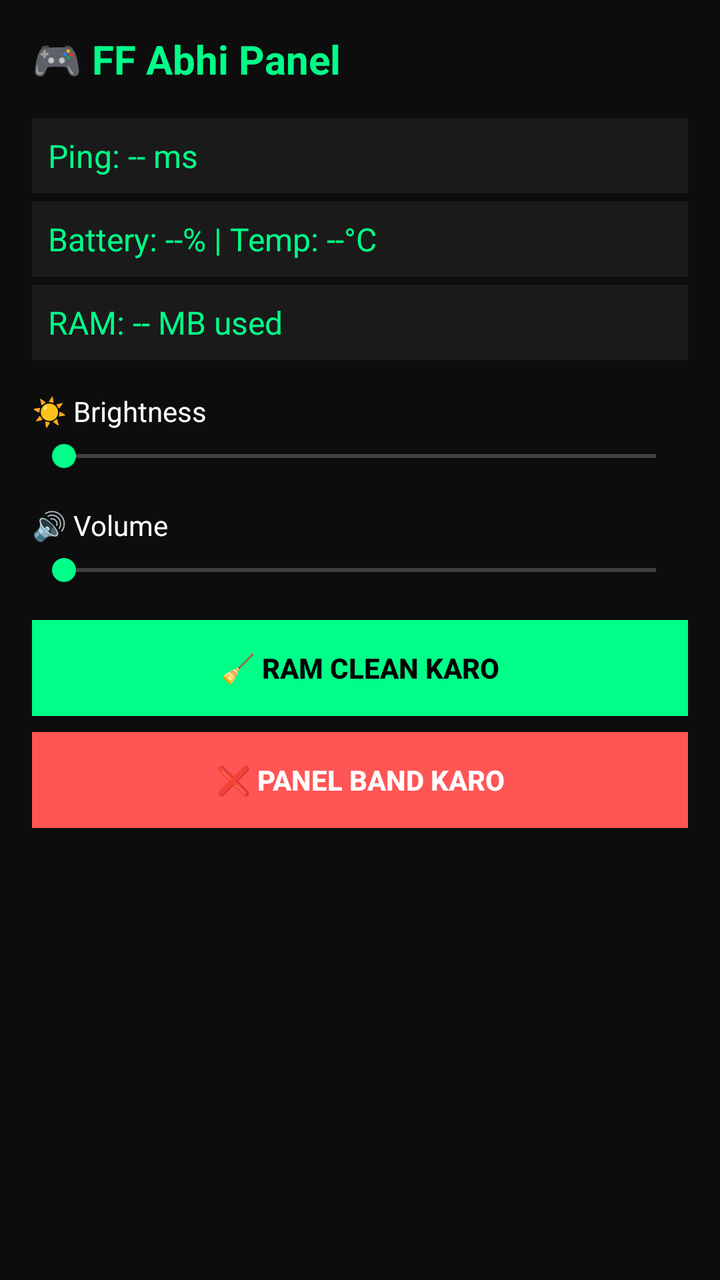
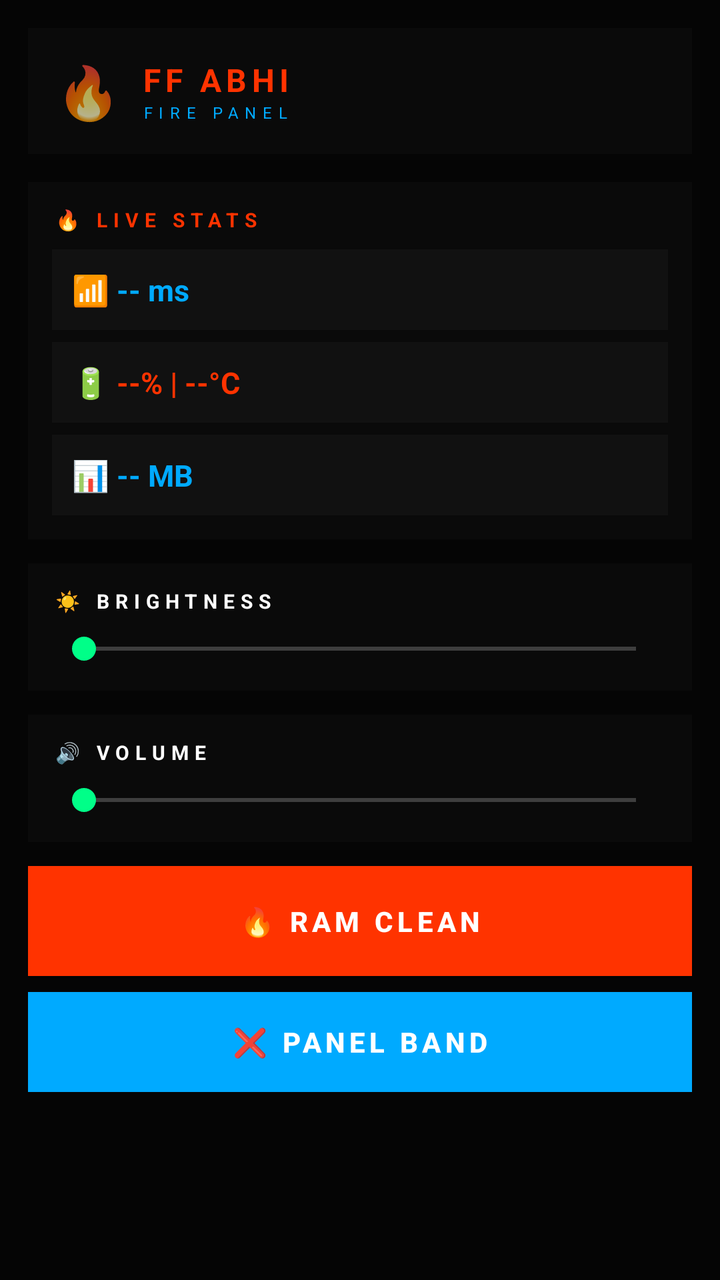

Two renders of the same Android screen: before a commit and after it. Below are the layout's source before the change and the commit's diff.
<!-- AndroidManifest.xml: application theme AppTheme -->
<!-- res/layout/panel_layout.xml -->
<?xml version="1.0" encoding="utf-8"?>
<ScrollView xmlns:android="http://schemas.android.com/apk/res/android"
    android:layout_width="300dp"
    android:layout_height="match_parent"
    android:background="#0D0D0D">

    <LinearLayout
        android:layout_width="match_parent"
        android:layout_height="wrap_content"
        android:orientation="vertical"
        android:padding="16dp">

        <TextView
            android:layout_width="wrap_content"
            android:layout_height="wrap_content"
            android:text="🎮 FF Abhi Panel"
            android:textColor="#00FF88"
            android:textSize="20sp"
            android:textStyle="bold"
            android:layout_marginBottom="16dp"/>

        <TextView
            android:id="@+id/panelPing"
            android:layout_width="match_parent"
            android:layout_height="wrap_content"
            android:text="Ping: -- ms"
            android:textColor="#00FF88"
            android:textSize="16sp"
            android:padding="8dp"
            android:background="#1A1A1A"
            android:layout_marginBottom="4dp"/>

        <TextView
            android:id="@+id/panelBattery"
            android:layout_width="match_parent"
            android:layout_height="wrap_content"
            android:text="Battery: --% | Temp: --°C"
            android:textColor="#00FF88"
            android:textSize="16sp"
            android:padding="8dp"
            android:background="#1A1A1A"
            android:layout_marginBottom="4dp"/>

        <TextView
            android:id="@+id/panelRam"
            android:layout_width="match_parent"
            android:layout_height="wrap_content"
            android:text="RAM: -- MB used"
            android:textColor="#00FF88"
            android:textSize="16sp"
            android:padding="8dp"
            android:background="#1A1A1A"
            android:layout_marginBottom="16dp"/>

        <TextView
            android:layout_width="wrap_content"
            android:layout_height="wrap_content"
            android:text="☀️ Brightness"
            android:textColor="#FFFFFF"
            android:textSize="14sp"
            android:layout_marginBottom="4dp"/>

        <SeekBar
            android:id="@+id/brightnessSlider"
            android:layout_width="match_parent"
            android:layout_height="wrap_content"
            android:max="255"
            android:layout_marginBottom="16dp"/>

        <TextView
            android:layout_width="wrap_content"
            android:layout_height="wrap_content"
            android:text="🔊 Volume"
            android:textColor="#FFFFFF"
            android:textSize="14sp"
            android:layout_marginBottom="4dp"/>

        <SeekBar
            android:id="@+id/volumeSlider"
            android:layout_width="match_parent"
            android:layout_height="wrap_content"
            android:max="15"
            android:layout_marginBottom="16dp"/>

        <Button
            android:id="@+id/btnCleanRam"
            android:layout_width="match_parent"
            android:layout_height="wrap_content"
            android:text="🧹 RAM Clean Karo"
            android:background="#00FF88"
            android:textColor="#000000"
            android:textStyle="bold"
            android:layout_marginBottom="8dp"/>

        <Button
            android:id="@+id/btnClosePanel"
            android:layout_width="match_parent"
            android:layout_height="wrap_content"
            android:text="❌ Panel Band Karo"
            android:background="#FF5555"
            android:textColor="#FFFFFF"
            android:textStyle="bold"/>

    </LinearLayout>
</ScrollView>
<!-- resources referenced by this layout -->
<resources>
  <style name="AppTheme" parent="android:Theme.Material.NoActionBar">
          <item name="android:colorPrimary">#00FF88</item>
          <item name="android:colorAccent">#00FF88</item>
          <item name="android:windowBackground">#0D0D0D</item>
          <item name="android:textColorPrimary">#FFFFFF</item>
      </style>
</resources>

<!-- the commit's change to res/layout/panel_layout.xml (unified diff, before → after) -->
@@ -2,104 +2,179 @@
 <ScrollView xmlns:android="http://schemas.android.com/apk/res/android"
     android:layout_width="300dp"
     android:layout_height="match_parent"
-    android:background="#0D0D0D">
+    android:background="#050505">
 
     <LinearLayout
         android:layout_width="match_parent"
         android:layout_height="wrap_content"
         android:orientation="vertical"
-        android:padding="16dp">
+        android:padding="14dp">
 
-        <TextView
-            android:layout_width="wrap_content"
-            android:layout_height="wrap_content"
-            android:text="🎮 FF Abhi Panel"
-            android:textColor="#00FF88"
-            android:textSize="20sp"
-            android:textStyle="bold"
-            android:layout_marginBottom="16dp"/>
-
-        <TextView
-            android:id="@+id/panelPing"
+        <LinearLayout
             android:layout_width="match_parent"
             android:layout_height="wrap_content"
-            android:text="Ping: -- ms"
-            android:textColor="#00FF88"
-            android:textSize="16sp"
-            android:padding="8dp"
-            android:background="#1A1A1A"
-            android:layout_marginBottom="4dp"/>
+            android:orientation="horizontal"
+            android:gravity="center_vertical"
+            android:background="#0A0A0A"
+            android:padding="14dp"
+            android:layout_marginBottom="14dp">
 
-        <TextView
-            android:id="@+id/panelBattery"
+            <TextView
+                android:layout_width="wrap_content"
+                android:layout_height="wrap_content"
+                android:text="🔥"
+                android:textSize="26sp"/>
+
+            <LinearLayout
+                android:layout_width="0dp"
+                android:layout_height="wrap_content"
+                android:layout_weight="1"
+                android:orientation="vertical"
+                android:layout_marginLeft="10dp">
+
+                <TextView
+                    android:layout_width="wrap_content"
+                    android:layout_height="wrap_content"
+                    android:text="FF ABHI"
+                    android:textColor="#FF3300"
+                    android:textSize="16sp"
+                    android:textStyle="bold"
+                    android:letterSpacing="0.15"/>
+
+                <TextView
+                    android:layout_width="wrap_content"
+                    android:layout_height="wrap_content"
+                    android:text="FIRE PANEL"
+                    android:textColor="#00AAFF"
+                    android:textSize="8sp"
+                    android:letterSpacing="0.4"/>
+            </LinearLayout>
+        </LinearLayout>
+
+        <LinearLayout
             android:layout_width="match_parent"
             android:layout_height="wrap_content"
-            android:text="Battery: --% | Temp: --°C"
-            android:textColor="#00FF88"
-            android:textSize="16sp"
-            android:padding="8dp"
-            android:background="#1A1A1A"
-            android:layout_marginBottom="4dp"/>
+            android:orientation="vertical"
+            android:background="#0A0A0A"
+            android:padding="12dp"
+            android:layout_marginBottom="12dp">
 
-        <TextView
-            android:id="@+id/panelRam"
+            <TextView
+                android:layout_width="wrap_content"
+                android:layout_height="wrap_content"
+                android:text="🔥 LIVE STATS"
+                android:textColor="#FF3300"
+                android:textSize="10sp"
+                android:textStyle="bold"
+                android:letterSpacing="0.3"
+                android:layout_marginBottom="8dp"/>
+
+            <TextView
+                android:id="@+id/panelPing"
+                android:layout_width="match_parent"
+                android:layout_height="wrap_content"
+                android:text="📶 -- ms"
+                android:textColor="#00AAFF"
+                android:textSize="15sp"
+                android:textStyle="bold"
+                android:padding="10dp"
+                android:background="#111111"
+                android:layout_marginBottom="6dp"/>
+
+            <TextView
+                android:id="@+id/panelBattery"
+                android:layout_width="match_parent"
+                android:layout_height="wrap_content"
+                android:text="🔋 --% | --°C"
+                android:textColor="#FF3300"
+                android:textSize="15sp"
+                android:textStyle="bold"
+                android:padding="10dp"
+                android:background="#111111"
+                android:layout_marginBottom="6dp"/>
+
+            <TextView
+                android:id="@+id/panelRam"
+                android:layout_width="match_parent"
+                android:layout_height="wrap_content"
+                android:text="📊 -- MB"
+                android:textColor="#00AAFF"
+                android:textSize="15sp"
+                android:textStyle="bold"
+                android:padding="10dp"
+                android:background="#111111"/>
+        </LinearLayout>
+
+        <LinearLayout
             android:layout_width="match_parent"
             android:layout_height="wrap_content"
-            android:text="RAM: -- MB used"
-            android:textColor="#00FF88"
-            android:textSize="16sp"
-            android:padding="8dp"
-            android:background="#1A1A1A"
-            android:layout_marginBottom="16dp"/>
+            android:orientation="vertical"
+            android:background="#0A0A0A"
+            android:padding="12dp"
+            android:layout_marginBottom="12dp">
 
-        <TextView
-            android:layout_width="wrap_content"
-            android:layout_height="wrap_content"
-            android:text="☀️ Brightness"
-            android:textColor="#FFFFFF"
-            android:textSize="14sp"
-            android:layout_marginBottom="4dp"/>
+            <TextView
+                android:layout_width="wrap_content"
+                android:layout_height="wrap_content"
+                android:text="☀️ BRIGHTNESS"
+                android:textColor="#FFFFFF"
+                android:textSize="10sp"
+                android:textStyle="bold"
+                android:letterSpacing="0.3"
+                android:layout_marginBottom="8dp"/>
 
-        <SeekBar
-            android:id="@+id/brightnessSlider"
+            <SeekBar
+                android:id="@+id/brightnessSlider"
+                android:layout_width="match_parent"
+                android:layout_height="wrap_content"
+                android:max="255"/>
+        </LinearLayout>
+
+        <LinearLayout
             android:layout_width="match_parent"
             android:layout_height="wrap_content"
-            android:max="255"
-            android:layout_marginBottom="16dp"/>
+            android:orientation="vertical"
+            android:background="#0A0A0A"
+            android:padding="12dp"
+            android:layout_marginBottom="12dp">
 
-        <TextView
-            android:layout_width="wrap_content"
-            android:layout_height="wrap_content"
-            android:text="🔊 Volume"
-            android:textColor="#FFFFFF"
-            android:textSize="14sp"
-            android:layout_marginBottom="4dp"/>
+            <TextView
+                android:layout_width="wrap_content"
+                android:layout_height="wrap_content"
+                android:text="🔊 VOLUME"
+                android:textColor="#FFFFFF"
+                android:textSize="10sp"
+                android:textStyle="bold"
+                android:letterSpacing="0.3"
+                android:layout_marginBottom="8dp"/>
 
-        <SeekBar
-            android:id="@+id/volumeSlider"
-            android:layout_width="match_parent"
-            android:layout_height="wrap_content"
-            android:max="15"
-            android:layout_marginBottom="16dp"/>
+            <SeekBar
+                android:id="@+id/volumeSlider"
+                android:layout_width="match_parent"
+                android:layout_height="wrap_content"
+                android:max="15"/>
+        </LinearLayout>
 
         <Button
             android:id="@+id/btnCleanRam"
             android:layout_width="match_parent"
-            android:layout_height="wrap_content"
-            android:text="🧹 RAM Clean Karo"
-            android:background="#00FF88"
-            android:textColor="#000000"
+            android:layout_height="55dp"
+            android:text="🔥 RAM CLEAN"
+            android:background="#FF3300"
+            android:textColor="#FFFFFF"
             android:textStyle="bold"
+            android:letterSpacing="0.15"
             android:layout_marginBottom="8dp"/>
 
         <Button
             android:id="@+id/btnClosePanel"
             android:layout_width="match_parent"
-            android:layout_height="wrap_content"
-            android:text="❌ Panel Band Karo"
-            android:background="#FF5555"
+            android:layout_height="50dp"
+            android:text="❌ PANEL BAND"
+            android:background="#00AAFF"
             android:textColor="#FFFFFF"
-            android:textStyle="bold"/>
+            android:textStyle="bold"
+            android:letterSpacing="0.15"/>
 
     </LinearLayout>
 </ScrollView>
